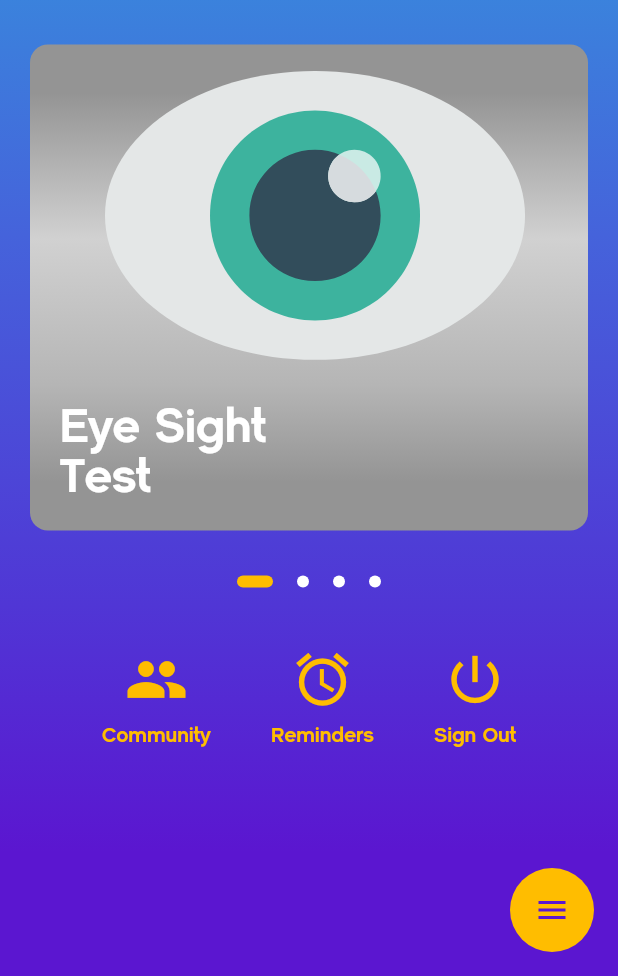
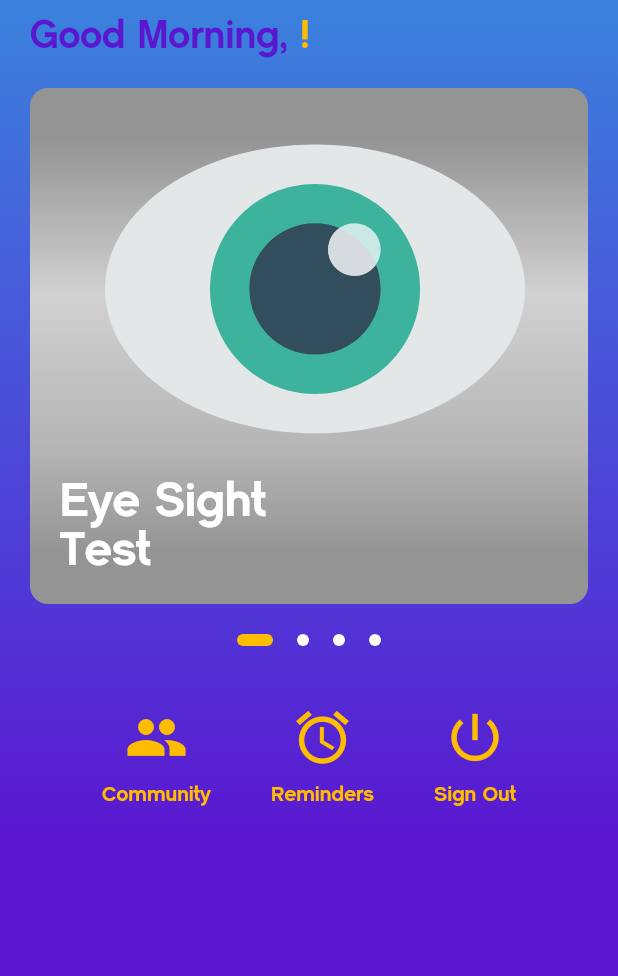
Before and after one commit to ihassanjavaid/Eye-Diagnostic-System, a Flutter app: the Dashboard screen opened by its route, on a phone screen of 412 x 824 dp, the part 260-1236 px from its top. Run offline on Flutter 3.47's test engine with Material 2 defaults, Android fonts, the light colour scheme and no system bars; drawn by our look-alikes of flutter_speed_dial; our stand-ins replace cloud_firestore, connectivity, firebase_auth, firebase_core, flutter_svg, modal_progress_hud and 3 more; accounts and stored records are empty.

Commit message:
greetings

```diff
--- a/extras/code-log-main.txt
+++ b/extras/code-log-main.txt
@@ -25,3 +25,4 @@
 
 [30/08/20 12:00 PM] [Mahnoor] Forum Details UI Screen
 [30/08/20 03:45 PM] [Mahnoor] Firebase Firestore User Integration
+[30/08/20 03:45 PM] [Hassan] Welcome Text Integration
--- a/lib/main.dart
+++ b/lib/main.dart
@@ -1,5 +1,5 @@
-import 'package:eye_diagnostic_system/screens/community/forum_detail_screen.dart';
-import 'package:eye_diagnostic_system/screens/community/forum_screen.dart';
+import 'package:eye_diagnostic_system/screens/community_screens/forum_detail_screen.dart';
+import 'package:eye_diagnostic_system/screens/community_screens/forum_screen.dart';
 import 'package:eye_diagnostic_system/screens/login_screen.dart';
 import 'package:eye_diagnostic_system/screens/main_dashboard_screen.dart';
 import 'package:eye_diagnostic_system/screens/nearby_medicos_screen.dart';
--- a/lib/screens/community/forum_detail_screen.dart
+++ b/lib/screens/community_screens/forum_detail_screen.dart
@@ -1,6 +1,5 @@
 import 'dart:ui';
-
-import 'package:eye_diagnostic_system/screens/community/forum_screen.dart';
+import 'package:eye_diagnostic_system/screens/community_screens/forum_screen.dart';
 import 'package:eye_diagnostic_system/utilities/constants.dart';
 import 'package:flutter/material.dart';
 
--- a/lib/screens/community/forum_screen.dart
+++ b/lib/screens/community_screens/forum_screen.dart
@@ -1,4 +1,4 @@
-import 'package:eye_diagnostic_system/screens/community/forum_detail_screen.dart';
+import 'package:eye_diagnostic_system/screens/community_screens/forum_detail_screen.dart';
 import 'package:eye_diagnostic_system/utilities/constants.dart';
 import 'package:flutter/cupertino.dart';
 import 'package:flutter/material.dart';
--- a/lib/screens/main_dashboard_screen.dart
+++ b/lib/screens/main_dashboard_screen.dart
@@ -2,6 +2,7 @@ import 'dart:async';
 import 'package:eye_diagnostic_system/screens/login_screen.dart';
 import 'package:eye_diagnostic_system/screens/nearby_medicos_screen.dart';
 import 'package:eye_diagnostic_system/services/auth_service.dart';
+import 'package:eye_diagnostic_system/services/greetings_service.dart';
 import 'package:eye_diagnostic_system/utilities/constants.dart';
 import 'package:eye_diagnostic_system/widgets/speed_dial_widget.dart';
 import 'package:flutter/material.dart';
@@ -9,8 +10,7 @@ import 'package:flutter/rendering.dart';
 import 'package:flutter/services.dart';
 import 'package:flutter_svg/flutter_svg.dart';
 import 'package:shared_preferences/shared_preferences.dart';
-
-import 'community/forum_screen.dart';
+import 'community_screens/forum_screen.dart';
 
 class Dashboard extends StatefulWidget {
   static const String id = 'main_dashboard_screen';
@@ -116,6 +116,35 @@ class _DashboardState extends State<Dashboard> {
                     ]),
                   ),
                 ),
+                Padding(
+                  padding: const EdgeInsets.only(left: 20.0, top: 12.0),
+                  child: FutureBuilder(
+                    future: _getUserName(),
+                    builder: (BuildContext context, AsyncSnapshot<dynamic> snapshot)
+                    {
+                      return RichText(
+                          text: TextSpan(
+                              children: [
+                                TextSpan(
+                                  text: '${Greetings.showGreetings()},\t',
+                                  style: kDashboardSubtitleTextStyle
+                                      .copyWith(
+                                      color: kPurpleColor
+                                  ),
+                                ),
+                                TextSpan(
+                                  text: '${snapshot.data}!',
+                                  style: kDashboardSubtitleTextStyle
+                                      .copyWith(
+                                      color: kGoldenColor
+                                  ),
+                                ),
+                              ]
+                          )
+                      );
+                    },
+                  ),
+                ),
                 Container(
                   height: 384.0,
                   child: PageView(
@@ -213,6 +242,7 @@ class _DashboardState extends State<Dashboard> {
                               final SharedPreferences pref =
                                   await SharedPreferences.getInstance();
                               await pref.setString('email', null);
+                              await pref.setString('displayName', null);
                               _auth.signOut();
                               Navigator.pushNamed(context, LoginScreen.id);
                             },
@@ -249,30 +279,6 @@ class _DashboardState extends State<Dashboard> {
                                     builder: (context) => LoginScreen()),
                               );
                       },
-                      /*child: Padding(
-                      padding: const EdgeInsets.only(bottom: 10.0),
-                      child: Row(
-                        mainAxisAlignment: MainAxisAlignment.center,
-                        mainAxisSize: MainAxisSize.min,
-                        children: [
-                          Text(
-                            _currentPage != _numPages - 1
-                                ? 'Next'
-                                : 'Get Started',
-                            style:
-                                TextStyle(color: Colors.white, fontSize: 22.0),
-                          ),
-                          SizedBox(
-                            width: 10.0,
-                          ),
-                          Icon(
-                            Icons.arrow_forward_ios,
-                            color: Colors.white,
-                            size: 30.0,
-                          )
-                        ],
-                      ),
-                    ),*/
                     ),
                   ),
                 ),
@@ -281,13 +287,13 @@ class _DashboardState extends State<Dashboard> {
           ),
         ),
       ),
-      floatingActionButton: ButtonWidget().speedDial(context),
+      /*floatingActionButton: ButtonWidget().speedDial(context),*/
     );
   }
 
   Widget _buildMainDashboardContainer(String title, String image) {
     return Padding(
-      padding: const EdgeInsets.symmetric(horizontal: 20.0, vertical: 30.0),
+      padding: const EdgeInsets.symmetric(horizontal: 20.0, vertical: 20.0),
       child: Container(
         decoration: BoxDecoration(
           gradient: LinearGradient(
@@ -345,4 +351,17 @@ class _DashboardState extends State<Dashboard> {
       ),
     );
   }
+
+  Future<String> _getUserName() async {
+    String _name;
+    final SharedPreferences pref =
+    await SharedPreferences.getInstance();
+    _name = pref.getString('displayName');
+    // to display only first name
+    if (_name.contains(' ')){
+      _name = _name.substring(0, _name.indexOf(' '));
+    }
+    return _name;
+  }
+
 }
--- /dev/null
+++ b/lib/services/greetings_service.dart
@@ -0,0 +1,14 @@
+class Greetings{
+  static String showGreetings() {
+    var timeNow = DateTime.now().hour;
+    if (timeNow <= 12 && (timeNow > 3)) {
+      return 'Good Morning';
+    } else if ((timeNow > 12) && (timeNow <= 16)) {
+      return 'Good Afternoon';
+    } else if ((timeNow > 16) && (timeNow <= 22)) {
+      return 'Good Evening';
+    } else {
+      return 'Good Night';
+    }
+  }
+}
--- a/lib/utilities/constants.dart
+++ b/lib/utilities/constants.dart
@@ -60,6 +60,11 @@ final TextStyle kDashboardTitleTextStyle = TextStyle(
   fontFamily: 'CM Sans Serif',
 );
 
+final TextStyle kDashboardSubtitleTextStyle = TextStyle(
+  fontSize: 26.0,
+  fontFamily: 'CM Sans Serif',
+);
+
 final kDashboardButtonLabelStyle = TextStyle(
   color: kGoldenColor,
   fontFamily: 'CM Sans Serif',
```
Also changed, not shown: lib/screens/login_screen.dart (+30 -21 lines), lib/screens/registration_screen.dart (+7 -2 lines), lib/services/firestore_user_services.dart (+5 -7 lines).
